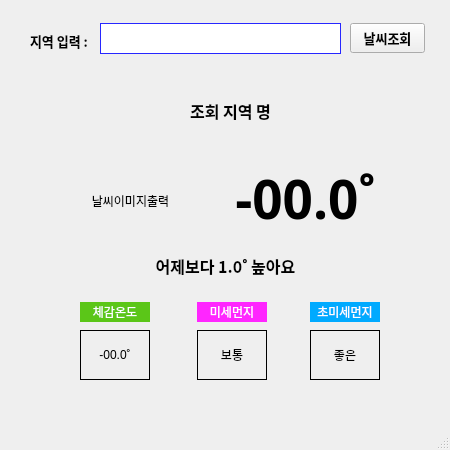
limbirdy74/py_241125_weatherApp, file ui/weather.ui: the form before one commit.
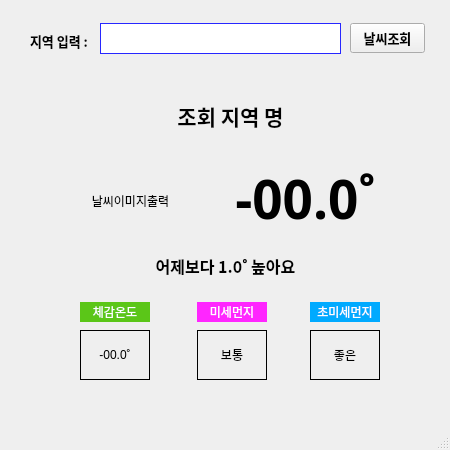
The form after the commit.

Commit message: 0.6 버전추가

What changed in the file:
```diff
--- a/ui/weather.ui
+++ b/ui/weather.ui
@@ -81,13 +81,13 @@
       <x>40</x>
       <y>90</y>
       <width>381</width>
-      <height>41</height>
+      <height>51</height>
      </rect>
     </property>
     <property name="font">
      <font>
       <family>맑은 고딕</family>
-      <pointsize>12</pointsize>
+      <pointsize>16</pointsize>
       <weight>75</weight>
       <bold>true</bold>
      </font>
```
Left out of the diff: 2 changed lines with no effect on the pictures. The commit also changes 2 other files.
